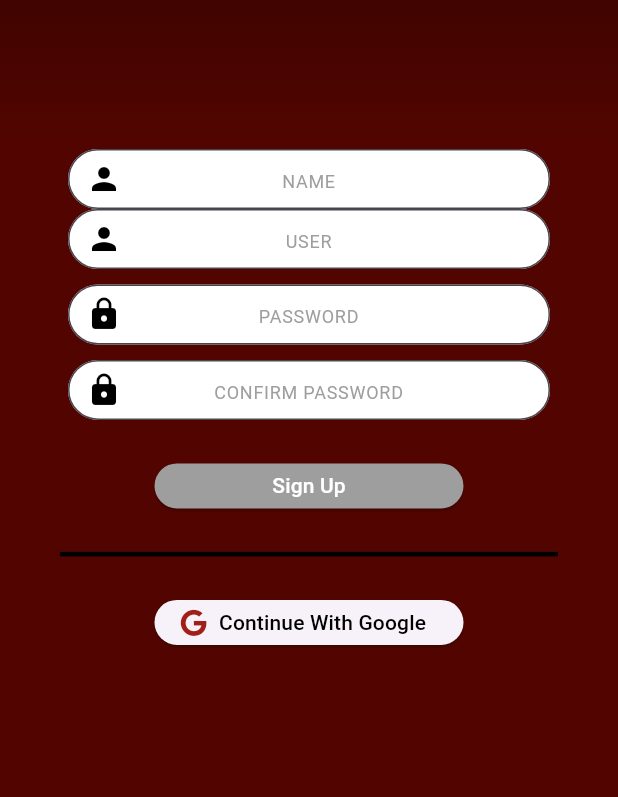
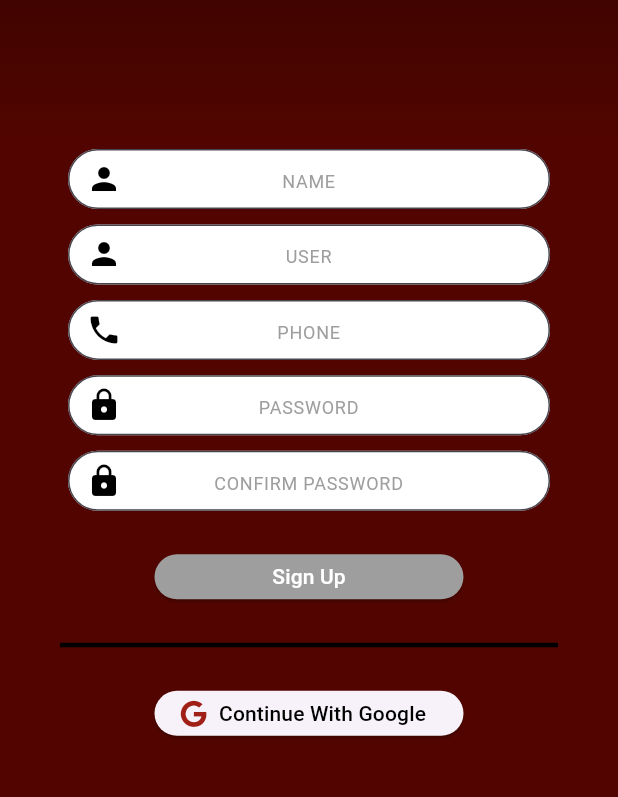
Before and after one commit to Dante20012002/MotorCar_Project_, a Flutter app: the RegisterView screen opened by its route, on a phone screen of 412 x 824 dp, the part 376-1173 px from its top. Run offline on Flutter 3.47's test engine with Material 2 defaults, Android fonts, the light colour scheme and no system bars; our stand-ins replace font_awesome_flutter.

Commit message:
Register complete

```diff
--- a/lib/view/screens/login/register.dart
+++ b/lib/view/screens/login/register.dart
@@ -1,6 +1,8 @@
 import 'dart:convert';
 
 import 'package:flutter/material.dart';
+import 'package:motocar_project/data/models/user_view_model.dart';
+import 'package:motocar_project/utils/api/api_client.dart';
 import 'package:motocar_project/view/widgets/my_custom_textFormField.dart';
 import 'package:font_awesome_flutter/font_awesome_flutter.dart';
 
@@ -12,10 +14,12 @@ class RegisterView extends StatefulWidget {
 }
 
 class _LoginViewState extends State<RegisterView> {
-  TextEditingController email = TextEditingController();
-  TextEditingController username = TextEditingController();
-  TextEditingController password = TextEditingController();
-  TextEditingController phone = TextEditingController();
+  final ApiClient api = ApiClient();
+  final GlobalKey<ScaffoldState> _globalKey = new GlobalKey<ScaffoldState>();
+  TextEditingController _email = TextEditingController();
+  TextEditingController _username = TextEditingController();
+  TextEditingController _password = TextEditingController();
+  TextEditingController _phone = TextEditingController();
 
   @override
   Widget build(BuildContext context) {
@@ -63,6 +67,7 @@ class _LoginViewState extends State<RegisterView> {
                         //vertical: size.width * 0.5,
                       ),
                       child: myCustomTextformFlied(
+                        controler: _username,
                         hintText: 'NAME',
                         prefixIcon: const Icon(
                           Icons.person,
@@ -79,12 +84,32 @@ class _LoginViewState extends State<RegisterView> {
                       ),
                       margin: EdgeInsets.symmetric(
                         horizontal: size.width * 0.1,
-                        //vertical: size.width * 0.5,
+                        vertical: size.width * 0.025,
                       ),
                       child: myCustomTextformFlied(
+                        controler: _email,
                         hintText: 'USER',
                         prefixIcon: const Icon(
                           Icons.person,
+                          color: Colors.black,
+                        ),
+                      ),
+                    ),
+                    //phone
+                    Container(
+                      height: 40,
+                      padding: EdgeInsets.symmetric(
+                        horizontal: size.width * 0.01,
+                        //vertical: 0.02,
+                      ),
+                      margin: EdgeInsets.symmetric(
+                        horizontal: size.width * 0.1,
+                      ),
+                      child: myCustomTextformFlied(
+                        controler: _phone,
+                        hintText: 'PHONE',
+                        prefixIcon: const Icon(
+                          Icons.phone,
                           color: Colors.black,
                         ),
                       ),
@@ -101,6 +126,7 @@ class _LoginViewState extends State<RegisterView> {
                         vertical: size.width * 0.025,
                       ),
                       child: myCustomTextformFlied(
+                        controler: _password,
                         obscuretext: passwordIcon,
                         hintText: 'PASSWORD',
                         prefixIcon: const Icon(
@@ -131,8 +157,21 @@ class _LoginViewState extends State<RegisterView> {
                     Container(
                       margin: const EdgeInsets.only(top: 20),
                       child: ElevatedButton(
-                        onPressed: () =>
-                            {Navigator.pushNamed(context, '/home')},
+                        onPressed: () async {
+                          var response = await api.registerUser(User(
+                              name: _username.text,
+                              email: _email.text,
+                              password: _password.text,
+                              phone: _phone.text));
+                          if (response.statusCode == 422) {
+                            ScaffoldMessenger.of(context).showSnackBar(SnackBar(
+                              content:
+                                  Text(json.decode(response.body)['message']),
+                              duration: Duration(seconds: 3),
+                            ));
+                          } else if (response.statusCode == 422) ;
+                          //Navigator.pushNamed(context, '/home')
+                        },
                         style: ButtonStyle(
                             backgroundColor:
                                 MaterialStateProperty.all<Color>(Colors.grey),
```
Also changed, not shown: lib/utils/api/api_client.dart (+14 -5 lines), lib/view/screens/login/login.dart (+17 -4 lines).
